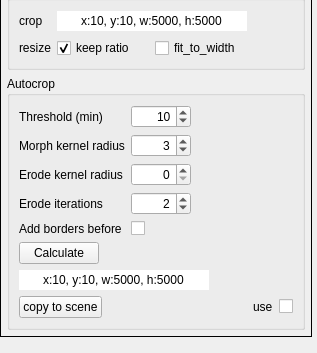
The window that tools/ui/ui/ui_widget_geometry.ui (JepEtau/mco) describes before a commit, drawn with Qt 5; both pictures show x 0 to 317 and y 208 to 561 of the 317 by 561 pixel window.
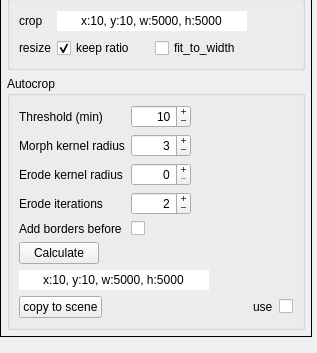
The same window after the commit. Icons and pictures are not drawn.

Commit message: geometry tool + tests for g_fin

Diff of the .ui file:
```diff
--- a/tools/ui/ui/ui_widget_geometry.ui
+++ b/tools/ui/ui/ui_widget_geometry.ui
@@ -627,6 +627,9 @@
              <property name="alignment">
               <set>Qt::AlignmentFlag::AlignRight|Qt::AlignmentFlag::AlignTrailing|Qt::AlignmentFlag::AlignVCenter</set>
              </property>
+             <property name="buttonSymbols">
+              <enum>QAbstractSpinBox::ButtonSymbols::PlusMinus</enum>
+             </property>
              <property name="maximum">
               <number>127</number>
              </property>
@@ -653,6 +656,9 @@
              <property name="alignment">
               <set>Qt::AlignmentFlag::AlignRight|Qt::AlignmentFlag::AlignTrailing|Qt::AlignmentFlag::AlignVCenter</set>
              </property>
+             <property name="buttonSymbols">
+              <enum>QAbstractSpinBox::ButtonSymbols::PlusMinus</enum>
+             </property>
              <property name="minimum">
               <number>0</number>
              </property>
@@ -682,6 +688,9 @@
              <property name="alignment">
               <set>Qt::AlignmentFlag::AlignRight|Qt::AlignmentFlag::AlignTrailing|Qt::AlignmentFlag::AlignVCenter</set>
              </property>
+             <property name="buttonSymbols">
+              <enum>QAbstractSpinBox::ButtonSymbols::PlusMinus</enum>
+             </property>
              <property name="maximum">
               <number>11</number>
              </property>
@@ -705,6 +714,9 @@
              <property name="alignment">
               <set>Qt::AlignmentFlag::AlignRight|Qt::AlignmentFlag::AlignTrailing|Qt::AlignmentFlag::AlignVCenter</set>
              </property>
+             <property name="buttonSymbols">
+              <enum>QAbstractSpinBox::ButtonSymbols::PlusMinus</enum>
+             </property>
              <property name="maximum">
               <number>3</number>
              </property>
```
The commit also changes 19 other files.
